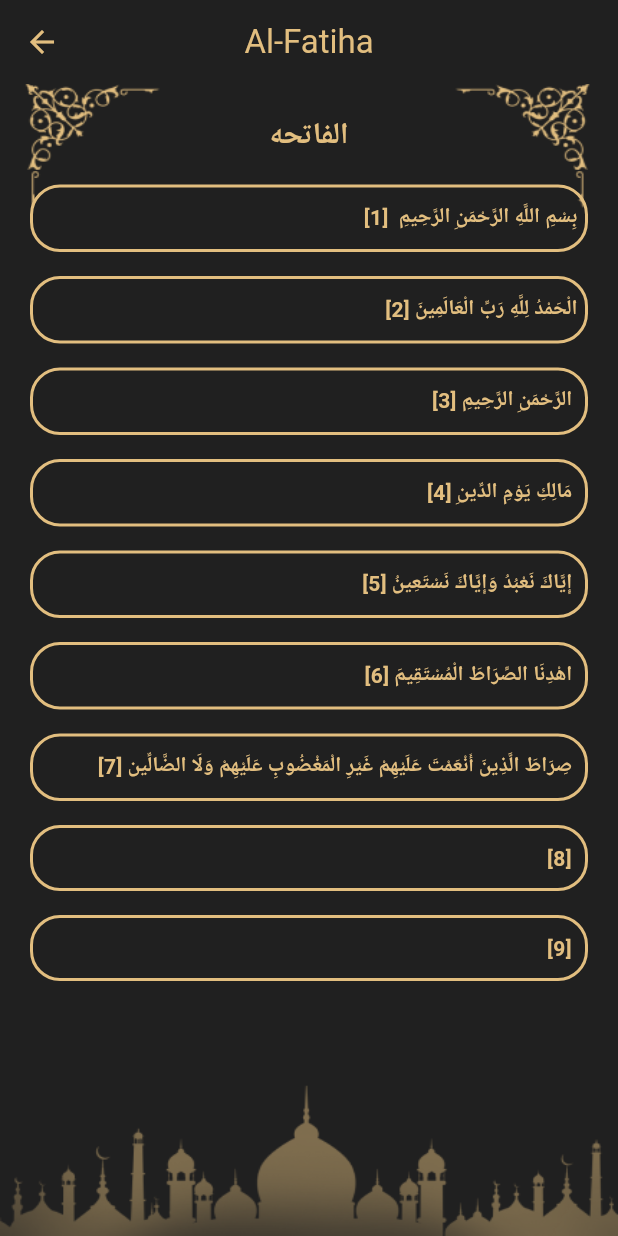
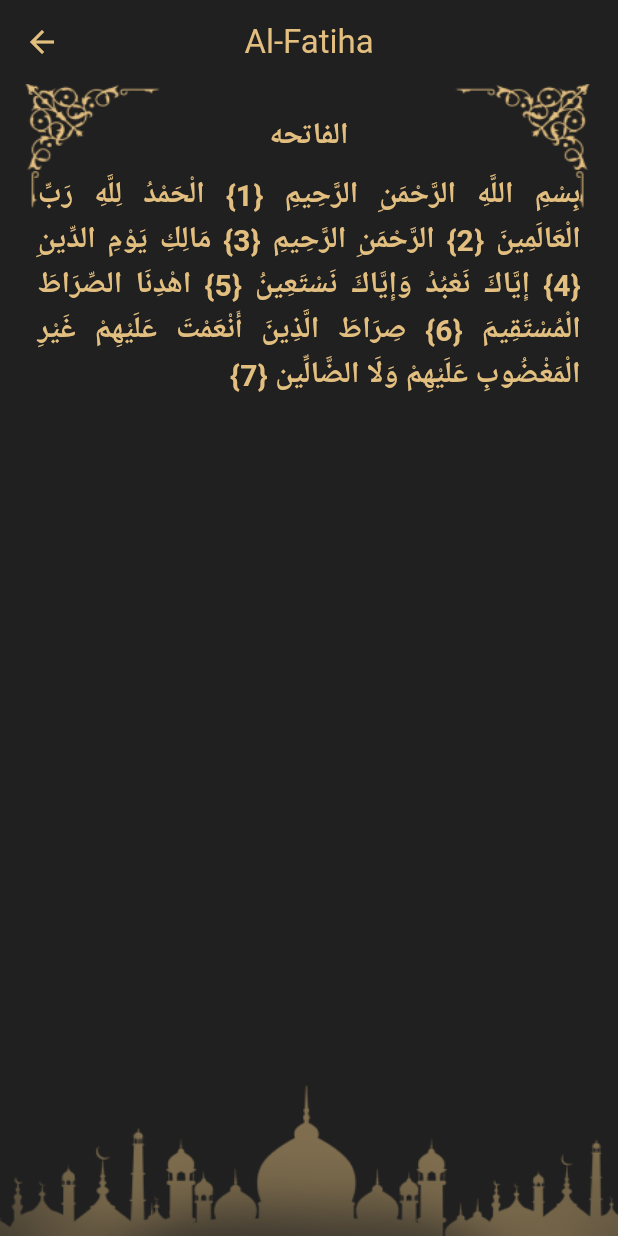
Before and after one commit to dekheel/new_islamic, a Flutter app: the screen it shows after launch, after a tap on an icon or button, on a phone screen of 412 x 824 dp. Run offline on Flutter 3.47's test engine with Material 3 defaults, Android fonts, the phone set to English and light mode, and no system bars; our stand-ins replace carousel_slider.

Commit message:
concatenate-ayat-assignment

```diff
--- a/lib/Pages/Quran/sura_details_screen.dart
+++ b/lib/Pages/Quran/sura_details_screen.dart
@@ -15,6 +15,7 @@ class SuraDetailsScreen extends StatefulWidget {
 
 class _SuraDetailsScreenState extends State<SuraDetailsScreen> {
   List<String> suraLines = [];
+  String suraConCatAyat = "";
 
   @override
   Widget build(BuildContext context) {
@@ -39,7 +40,8 @@ class _SuraDetailsScreenState extends State<SuraDetailsScreen> {
                     fit: BoxFit.fill,
                     height: double.infinity,
                     width: double.infinity)),
-            Column(
+            SingleChildScrollView(
+              child: Column(
                 children: [
                   const SizedBox(height: 20),
                   Text(args.suraArName,
@@ -48,24 +50,25 @@ class _SuraDetailsScreenState extends State<SuraDetailsScreen> {
                           color: AppColors.primaryDark,
                           fontWeight: FontWeight.bold)),
                   const SizedBox(height: 10),
-                Expanded(
-                  child: suraLines.isEmpty
+                  suraLines.isEmpty
                       ? const Center(
                           child: CircularProgressIndicator(
                             color: AppColors.primaryDark,
                           ),
                         )
-                      : ListView.builder(
-                          itemBuilder: (context, index) {
-                            return AyahPreview(
-                              index: index,
-                              content: suraLines[index],
-                            );
-                          },
-                          itemCount: suraLines.length,
-                        ),
+                      : Padding(
+                          padding: const EdgeInsets.symmetric(
+                              vertical: 0, horizontal: 25),
+                          child: Text(suraConCatAyat,
+                              textAlign: TextAlign.justify,
+                              textDirection: TextDirection.rtl,
+                              style: const TextStyle(
+                                  fontSize: 20,
+                                  color: AppColors.primaryDark,
+                                  fontWeight: FontWeight.bold)),
                         )
                 ],
+              ),
             )
           ],
         ));
@@ -76,7 +79,15 @@ class _SuraDetailsScreenState extends State<SuraDetailsScreen> {
         await rootBundle.loadString("assets/files/Suras/$index.txt");
     List<String> quranLines = quranContent.split("\n");
     suraLines = quranLines;
-
+    _concatenateQuranContent(quranLines);
     setState(() {});
   }
+
+  _concatenateQuranContent(List<String> quranLines) {
+    for (int i = 0; i < quranLines.length; i++) {
+      if (quranLines[i].trim().isNotEmpty) {
+        suraConCatAyat = "$suraConCatAyat ${quranLines[i].trim()} {${i + 1}}";
       }
+    }
+  }
+}
--- a/pubspec.yaml
+++ b/pubspec.yaml
@@ -32,7 +32,6 @@ dependencies:
     sdk: flutter
   flutter_native_splash: ^2.4.3
   carousel_slider: ^5.0.0
-
 
   # The following adds the Cupertino Icons font to your application.
   # Use with the CupertinoIcons class for iOS style icons.
```
Lines whose indentation alone changed are shown as unchanged.
